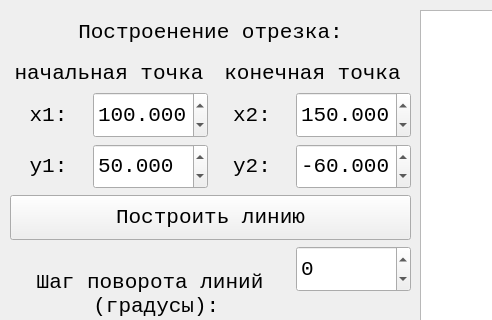
This is lab_03_cg/mainwindow.ui in 4otis/4sem-computer-graphics as Qt 5 draws it before an edit; both pictures show x 0 to 492 and y 0 to 320 of the 1291 by 748 pixel window. The edited form follows.
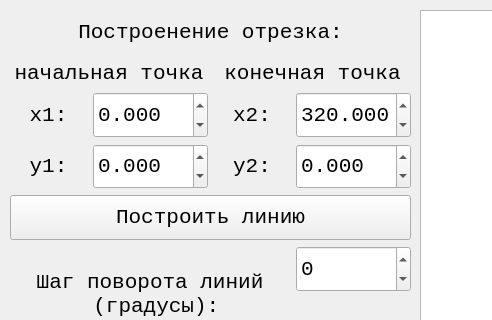
This is the edited form.

What changed in the file:
```diff
--- a/lab_03_cg/mainwindow.ui
+++ b/lab_03_cg/mainwindow.ui
@@ -211,7 +211,7 @@
         <double>10000000.000000000000000</double>
        </property>
        <property name="value">
-        <double>150.000000000000000</double>
+        <double>320.000000000000000</double>
        </property>
       </widget>
      </item>
@@ -359,7 +359,7 @@
         <double>10000000.000000000000000</double>
        </property>
        <property name="value">
-        <double>50.000000000000000</double>
+        <double>0.000000000000000</double>
        </property>
       </widget>
      </item>
@@ -435,7 +435,7 @@
         <double>10000000.000000000000000</double>
        </property>
        <property name="value">
-        <double>100.000000000000000</double>
+        <double>0.000000000000000</double>
        </property>
       </widget>
      </item>
@@ -479,7 +479,7 @@
         <double>10000000.000000000000000</double>
        </property>
        <property name="value">
-        <double>-60.000000000000000</double>
+        <double>0.000000000000000</double>
        </property>
       </widget>
      </item>
```
Left out of the diff: 15 changed lines with no effect on the pictures.
